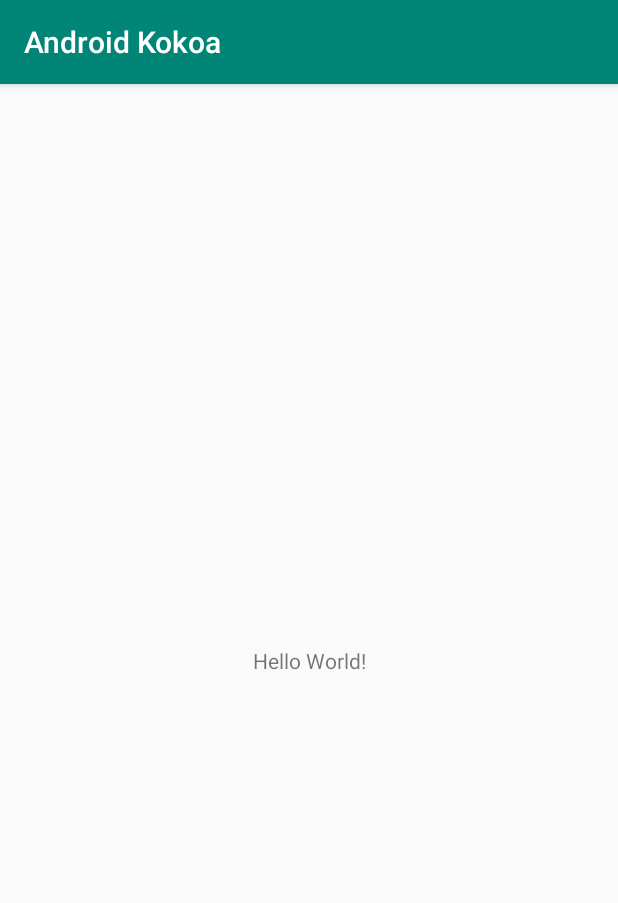
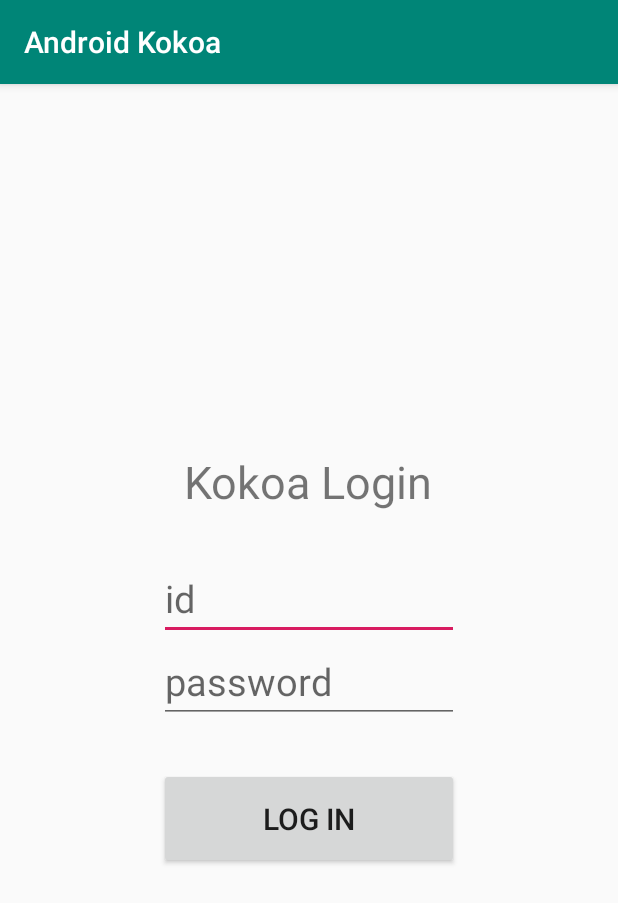
Before and after one commit to gardenk11181/android_kokoa, an Android app: the screen it shows after launch (MainActivity before the commit, LoginActivity after it), on a phone screen of 412 x 824 dp. Shown: the top 903 px of the screen. Run offline under Robolectric (Android 15) with nearby library versions, the phone set to English and light mode, and no system bars.

Commit message:
Login Finished

```diff
--- a/app/src/main/AndroidManifest.xml
+++ b/app/src/main/AndroidManifest.xml
@@ -9,7 +9,8 @@
         android:roundIcon="@mipmap/ic_launcher_round"
         android:supportsRtl="true"
         android:theme="@style/AppTheme">
-        <activity android:name=".MainActivity">
+        <activity android:name=".MainActivity"></activity>
+        <activity android:name=".LoginActivity">
             <intent-filter>
                 <action android:name="android.intent.action.MAIN" />
 
--- /dev/null
+++ b/app/src/main/java/com/gardenlab/androidkokoa/LoginActivity.java
@@ -0,0 +1,37 @@
+package com.gardenlab.androidkokoa;
+
+import androidx.appcompat.app.AppCompatActivity;
+
+import android.os.Bundle;
+import android.view.View;
+import android.widget.Button;
+import android.widget.EditText;
+
+public class LoginActivity extends AppCompatActivity {
+    private EditText editId;
+    private EditText editPw;
+    private String myId = "jw";
+    private String myPw = "hello";
+
+    @Override
+    protected void onCreate(Bundle savedInstanceState) {
+        super.onCreate(savedInstanceState);
+        setContentView(R.layout.activity_login);
+
+        editId = findViewById(R.id.editId);
+        editPw = findViewById(R.id.editPw);
+
+        Button btnLogin = findViewById(R.id.btnLogin);
+        btnLogin.setOnClickListener(new View.OnClickListener() {
+            @Override
+            public void onClick(View v) {
+                String id = editId.getText().toString();
+                String pw = editPw.getText().toString();
+
+                if(id.equals(myId) && pw.equals(myPw)) {
+
+                }
+            }
+        });
+    }
+}
--- /dev/null
+++ b/app/src/main/res/layout/activity_login.xml
@@ -0,0 +1,49 @@
+<?xml version="1.0" encoding="utf-8"?>
+<LinearLayout
+    xmlns:android="http://schemas.android.com/apk/res/android"
+    xmlns:app="http://schemas.android.com/apk/res-auto"
+    xmlns:tools="http://schemas.android.com/tools"
+    android:layout_width="match_parent"
+    android:layout_height="match_parent"
+    tools:context=".LoginActivity"
+    android:orientation="vertical"
+    android:gravity="center">
+
+    <TextView
+        android:layout_width="wrap_content"
+        android:layout_height="wrap_content"
+        android:text="Kokoa Login"
+        android:textSize="30sp"
+        android:layout_gravity="center"
+        android:layout_marginBottom="30dp"
+        />
+
+    <EditText
+        android:id="@+id/editId"
+        android:layout_width="200dp"
+        android:layout_height="wrap_content"
+        android:hint="id"
+        android:textSize="25sp"
+        android:layout_gravity="center"/>
+
+    <EditText
+        android:id="@+id/editPw"
+        android:layout_width="200dp"
+        android:layout_height="wrap_content"
+        android:hint="password"
+        android:textSize="25sp"
+        android:layout_gravity="center"/>
+
+    <Button
+        android:id="@+id/btnLogin"
+        android:layout_width="200dp"
+        android:layout_height="wrap_content"
+        android:text="Log in"
+        android:textSize="20sp"
+        android:layout_gravity="center"
+        android:layout_marginTop="30dp"
+        android:padding="20dp"
+        />
+
+
+</LinearLayout>
--- a/app/src/main/res/values/strings.xml
+++ b/app/src/main/res/values/strings.xml
@@ -1,3 +1,7 @@
 <resources>
     <string name="app_name">Android Kokoa</string>
+    <string name="news">news</string>
+    <string name="sharp">sharp</string>
+    <string name="freinds">friends</string>
+    <string name="setting">setting</string>
 </resources>
```
Also changed, not shown: app/src/main/java/com/gardenlab/androidkokoa/Fragment1.java (added, +18 -0 lines), app/src/main/java/com/gardenlab/androidkokoa/Fragment2.java (added, +18 -0 lines), app/src/main/java/com/gardenlab/androidkokoa/Fragment3.java (added, +18 -0 lines), app/src/main/java/com/gardenlab/androidkokoa/Fragment4.java (added, +18 -0 lines), app/src/main/res/layout/activity_main.xml (+45 -5 lines), app/src/main/res/layout/fragment1.xml (added, +15 -0 lines), app/src/main/res/layout/fragment2.xml (added, +15 -0 lines), app/src/main/res/layout/fragment3.xml (added, +15 -0 lines), app/src/main/res/layout/fragment4.xml (added, +15 -0 lines).
